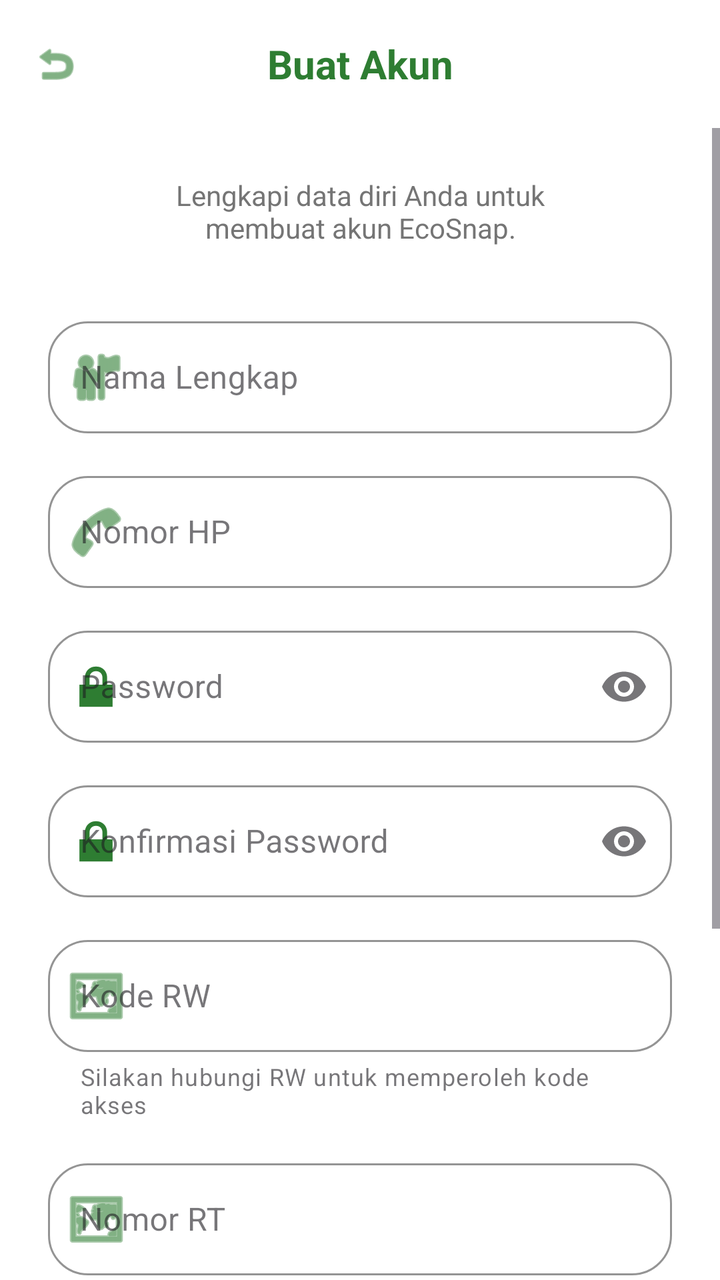
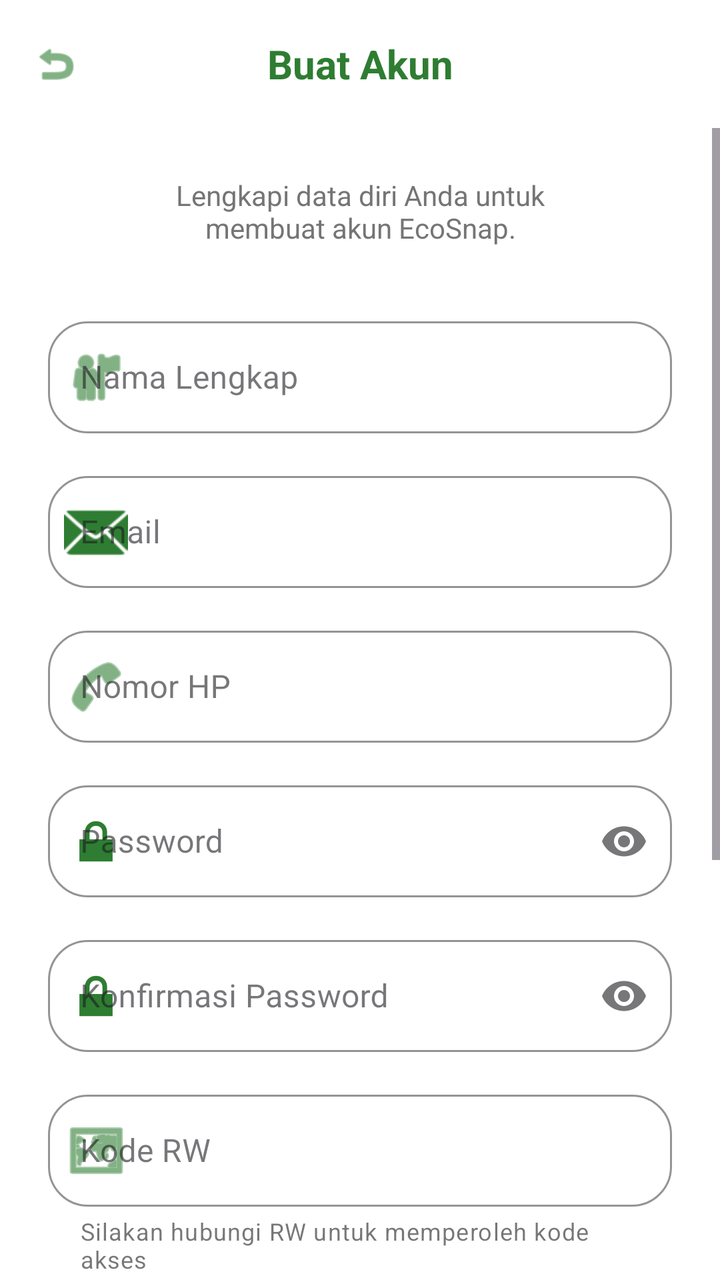

The first picture is an Android layout as it rendered before a commit; the second is the same layout after the commit. The layout source and the unified diff follow.
<!-- AndroidManifest.xml: application theme Theme.EcoSnap -->
<!-- res/layout/activity_register.xml -->
<?xml version="1.0" encoding="utf-8"?>
<LinearLayout xmlns:android="http://schemas.android.com/apk/res/android"
    xmlns:app="http://schemas.android.com/apk/res-auto"
    android:layout_width="match_parent"
    android:layout_height="match_parent"
    android:background="#FFFFFF"
    android:orientation="vertical">

    
    <LinearLayout
        android:layout_width="match_parent"
        android:layout_height="?attr/actionBarSize"
        android:gravity="center_vertical"
        android:orientation="horizontal"
        android:paddingStart="16dp"
        android:paddingEnd="16dp">

        <ImageView
            android:id="@+id/btnBack"
            android:layout_width="24dp"
            android:layout_height="24dp"
            android:src="@android:drawable/ic_menu_revert"
            app:tint="#2E7D32" />

        <TextView
            android:layout_width="0dp"
            android:layout_height="wrap_content"
            android:layout_weight="1"
            android:layout_marginEnd="24dp"
            android:gravity="center"
            android:text="Buat Akun"
            android:textColor="#2E7D32"
            android:textSize="20sp"
            android:textStyle="bold" />
    </LinearLayout>

    <ScrollView
        android:layout_width="match_parent"
        android:layout_height="0dp"
        android:layout_weight="1"
        android:fillViewport="true"
        android:overScrollMode="never">

        <LinearLayout
            android:layout_width="match_parent"
            android:layout_height="wrap_content"
            android:orientation="vertical"
            android:padding="24dp">

            <TextView
                android:layout_width="match_parent"
                android:layout_height="wrap_content"
                android:gravity="center"
                android:text="Lengkapi data diri Anda untuk&#10;membuat akun EcoSnap."
                android:textColor="#757575"
                android:textSize="14sp" />

            
            <com.google.android.material.textfield.TextInputLayout
                style="@style/Widget.MaterialComponents.TextInputLayout.OutlinedBox"
                android:layout_width="match_parent"
                android:layout_height="wrap_content"
                android:layout_marginTop="32dp"
                android:hint="Nama Lengkap"
                app:boxBackgroundColor="#FFFFFF"
                app:boxCornerRadiusBottomEnd="20dp"
                app:boxCornerRadiusBottomStart="20dp"
                app:boxCornerRadiusTopEnd="20dp"
                app:boxCornerRadiusTopStart="20dp"
                app:boxStrokeColor="#E0E0E0"
                app:startIconDrawable="@android:drawable/ic_menu_myplaces"
                app:startIconTint="#2E7D32">

                <com.google.android.material.textfield.TextInputEditText
                    android:id="@+id/etNama"
                    android:layout_width="match_parent"
                    android:layout_height="56dp"
                    android:inputType="textPersonName" />
            </com.google.android.material.textfield.TextInputLayout>

            
            <com.google.android.material.textfield.TextInputLayout
                style="@style/Widget.MaterialComponents.TextInputLayout.OutlinedBox"
                android:layout_width="match_parent"
                android:layout_height="wrap_content"
                android:layout_marginTop="16dp"
                android:hint="Nomor HP"
                app:boxBackgroundColor="#FFFFFF"
                app:boxCornerRadiusBottomEnd="20dp"
                app:boxCornerRadiusBottomStart="20dp"
                app:boxCornerRadiusTopEnd="20dp"
                app:boxCornerRadiusTopStart="20dp"
                app:boxStrokeColor="#E0E0E0"
                app:startIconDrawable="@android:drawable/ic_menu_call"
                app:startIconTint="#2E7D32">

                <com.google.android.material.textfield.TextInputEditText
                    android:id="@+id/etNomorHp"
                    android:layout_width="match_parent"
                    android:layout_height="56dp"
                    android:inputType="phone" />
            </com.google.android.material.textfield.TextInputLayout>

            
            <com.google.android.material.textfield.TextInputLayout
                style="@style/Widget.MaterialComponents.TextInputLayout.OutlinedBox"
                android:layout_width="match_parent"
                android:layout_height="wrap_content"
                android:layout_marginTop="16dp"
                android:hint="Password"
                app:boxBackgroundColor="#FFFFFF"
                app:boxCornerRadiusBottomEnd="20dp"
                app:boxCornerRadiusBottomStart="20dp"
                app:boxCornerRadiusTopEnd="20dp"
                app:boxCornerRadiusTopStart="20dp"
                app:boxStrokeColor="#E0E0E0"
                app:endIconMode="password_toggle"
                app:startIconDrawable="@android:drawable/ic_lock_lock"
                app:startIconTint="#2E7D32">

                <com.google.android.material.textfield.TextInputEditText
                    android:id="@+id/etPassword"
                    android:layout_width="match_parent"
                    android:layout_height="56dp"
                    android:inputType="textPassword" />
            </com.google.android.material.textfield.TextInputLayout>

            
            <com.google.android.material.textfield.TextInputLayout
                style="@style/Widget.MaterialComponents.TextInputLayout.OutlinedBox"
                android:layout_width="match_parent"
                android:layout_height="wrap_content"
                android:layout_marginTop="16dp"
                android:hint="Konfirmasi Password"
                app:boxBackgroundColor="#FFFFFF"
                app:boxCornerRadiusBottomEnd="20dp"
                app:boxCornerRadiusBottomStart="20dp"
                app:boxCornerRadiusTopEnd="20dp"
                app:boxCornerRadiusTopStart="20dp"
                app:boxStrokeColor="#E0E0E0"
                app:endIconMode="password_toggle"
                app:startIconDrawable="@android:drawable/ic_lock_lock"
                app:startIconTint="#2E7D32">

                <com.google.android.material.textfield.TextInputEditText
                    android:id="@+id/etPasswordConfirm"
                    android:layout_width="match_parent"
                    android:layout_height="56dp"
                    android:inputType="textPassword" />
            </com.google.android.material.textfield.TextInputLayout>

            
            <com.google.android.material.textfield.TextInputLayout
                style="@style/Widget.MaterialComponents.TextInputLayout.OutlinedBox"
                android:layout_width="match_parent"
                android:layout_height="wrap_content"
                android:layout_marginTop="16dp"
                android:hint="Kode RW "
                app:helperText="Silakan hubungi RW untuk memperoleh kode akses"
                app:boxBackgroundColor="#FFFFFF"
                app:boxCornerRadiusBottomEnd="20dp"
                app:boxCornerRadiusBottomStart="20dp"
                app:boxCornerRadiusTopEnd="20dp"
                app:boxCornerRadiusTopStart="20dp"
                app:boxStrokeColor="#E0E0E0"
                app:startIconDrawable="@android:drawable/ic_menu_mapmode"
                app:startIconTint="#2E7D32">

                <com.google.android.material.textfield.TextInputEditText
                    android:id="@+id/etRW"
                    android:layout_width="match_parent"
                    android:layout_height="56dp"
                    android:inputType="text" />
            </com.google.android.material.textfield.TextInputLayout>

            
            <com.google.android.material.textfield.TextInputLayout
                style="@style/Widget.MaterialComponents.TextInputLayout.OutlinedBox"
                android:layout_width="match_parent"
                android:layout_height="wrap_content"
                android:layout_marginTop="16dp"
                android:hint="Nomor RT"
                app:helperText="Contoh: RT 02"
                app:boxBackgroundColor="#FFFFFF"
                app:boxCornerRadiusBottomEnd="20dp"
                app:boxCornerRadiusBottomStart="20dp"
                app:boxCornerRadiusTopEnd="20dp"
                app:boxCornerRadiusTopStart="20dp"
                app:boxStrokeColor="#E0E0E0"
                app:startIconDrawable="@android:drawable/ic_menu_mapmode"
                app:startIconTint="#2E7D32">

                <com.google.android.material.textfield.TextInputEditText
                    android:id="@+id/etRT"
                    android:layout_width="match_parent"
                    android:layout_height="56dp"
                    android:inputType="text" />
            </com.google.android.material.textfield.TextInputLayout>

            
            <LinearLayout
                android:layout_width="match_parent"
                android:layout_height="wrap_content"
                android:layout_marginTop="16dp"
                android:gravity="center_vertical"
                android:orientation="horizontal">

                <CheckBox
                    android:layout_width="wrap_content"
                    android:layout_height="wrap_content"
                    android:buttonTint="#2E7D32" />

                <TextView
                    android:layout_width="wrap_content"
                    android:layout_height="wrap_content"
                    android:layout_marginStart="8dp"
                    android:text="Saya setuju dengan Kebijakan Privasi dan Ketentuan Layanan"
                    android:textColor="#424242"
                    android:textSize="12sp" />
            </LinearLayout>

            
            <com.google.android.material.button.MaterialButton
                android:id="@+id/btnRegister"
                android:layout_width="match_parent"
                android:layout_height="56dp"
                android:layout_marginTop="24dp"
                android:text="Daftar Akun"
                android:textAllCaps="false"
                android:textColor="#FFFFFF"
                android:textStyle="bold"
                app:backgroundTint="#2E7D32"
                app:cornerRadius="20dp" />

            
            <TextView
                android:id="@+id/tvLogin"
                android:layout_width="wrap_content"
                android:layout_height="wrap_content"
                android:layout_gravity="center_horizontal"
                android:layout_marginTop="24dp"
                android:layout_marginBottom="24dp"
                android:text="Sudah punya akun? Login"
                android:textColor="#2E7D32"
                android:textStyle="bold" />

        </LinearLayout>
    </ScrollView>

</LinearLayout>
<!-- resources referenced by this layout -->
<resources>
  <style name="Theme.EcoSnap" parent="Base.Theme.EcoSnap" />
  <style name="Base.Theme.EcoSnap" parent="Theme.Material3.DayNight.NoActionBar">
          
          <item name="colorPrimary">@color/colorPrimary</item>
          <item name="colorPrimaryVariant">@color/colorPrimaryDark</item>
          <item name="colorOnPrimary">@color/white</item>
          <item name="colorSecondary">@color/colorAccent</item>
          <item name="colorSecondaryContainer">#C8E6C9</item>
          <item name="colorOnSecondaryContainer">#1B5E20</item>
          <item name="android:windowBackground">@color/eco_bg_soft</item>
          <item name="android:statusBarColor">@color/eco_bg_soft</item>
          <item name="android:windowLightStatusBar">true</item>
      </style>
  <color name="colorPrimary">#4CAF50</color>
  <color name="colorPrimaryDark">#1B5E20</color>
  <color name="white">#FFFFFFFF</color>
  <color name="colorAccent">#A5D6A7</color>
  <color name="eco_bg_soft">#F5F5F5</color>
</resources>

<!-- the commit's change to res/layout/activity_register.xml (unified diff, before → after) -->
@@ -84,6 +84,29 @@
                 android:layout_width="match_parent"
                 android:layout_height="wrap_content"
                 android:layout_marginTop="16dp"
+                android:hint="Email"
+                app:boxBackgroundColor="#FFFFFF"
+                app:boxCornerRadiusBottomEnd="20dp"
+                app:boxCornerRadiusBottomStart="20dp"
+                app:boxCornerRadiusTopEnd="20dp"
+                app:boxCornerRadiusTopStart="20dp"
+                app:boxStrokeColor="#E0E0E0"
+                app:startIconDrawable="@android:drawable/ic_dialog_email"
+                app:startIconTint="#2E7D32">
+
+                <com.google.android.material.textfield.TextInputEditText
+                    android:id="@+id/etEmail"
+                    android:layout_width="match_parent"
+                    android:layout_height="56dp"
+                    android:inputType="textEmailAddress" />
+            </com.google.android.material.textfield.TextInputLayout>
+
+            
+            <com.google.android.material.textfield.TextInputLayout
+                style="@style/Widget.MaterialComponents.TextInputLayout.OutlinedBox"
+                android:layout_width="match_parent"
+                android:layout_height="wrap_content"
+                android:layout_marginTop="16dp"
                 android:hint="Nomor HP"
                 app:boxBackgroundColor="#FFFFFF"
                 app:boxCornerRadiusBottomEnd="20dp"
